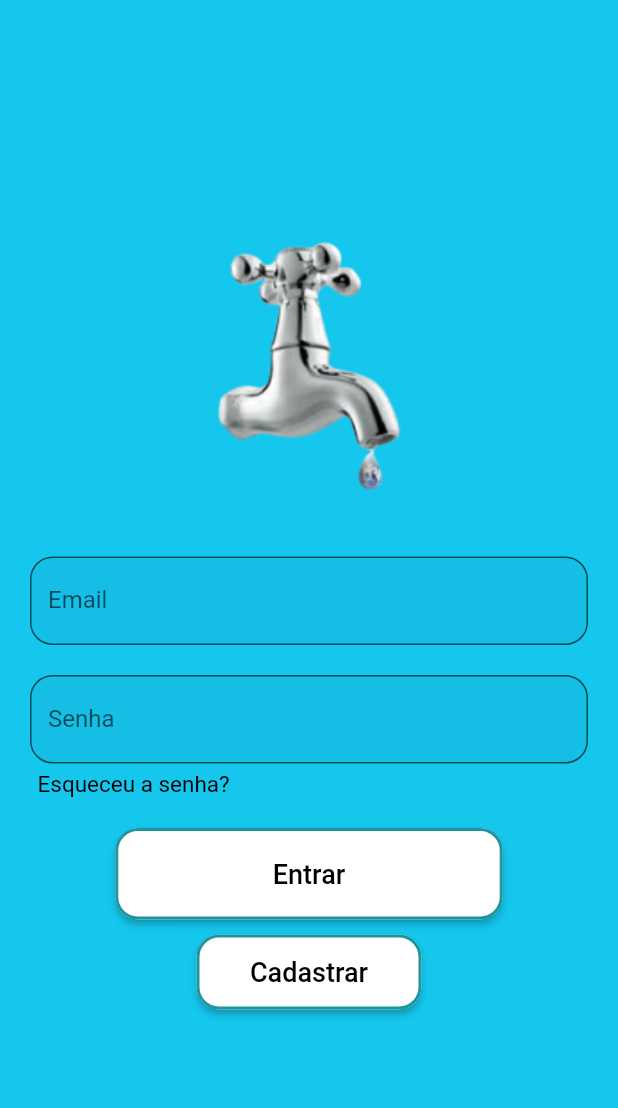
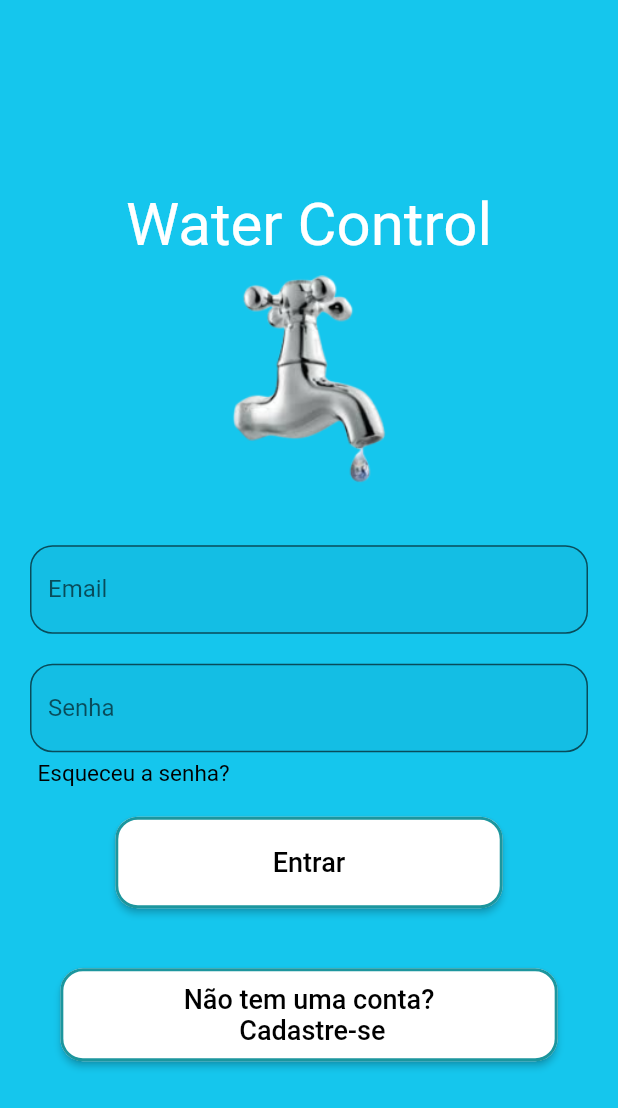
Before and after one commit to HugoOliveiraSoares/WaterControl, a Flutter app: the screen it shows after launch, on a phone screen of 412 x 824 dp. Shown: the top 1108 px of the screen. Run offline on Flutter 3.47's test engine with Material 2 defaults, Android fonts, the phone set to English and light mode, and no system bars; our stand-ins replace sqflite; accounts and stored records are empty; Roboto replaces fonts that are missing (Poppins).

Commit message:
finalização

```diff
--- a/lib/login_page.dart
+++ b/lib/login_page.dart
@@ -27,10 +27,22 @@ class _LoginPageState extends State<LoginPage> {
             mainAxisAlignment: MainAxisAlignment.center,
             children: [
               Container(
+                margin: EdgeInsetsDirectional.only(top: 10),
+                child: Text(
+                  'Water Control',
+                  textAlign: TextAlign.center,
+                  style: TextStyle(
+                      fontSize: 40,
+                      color: Colors.white,
+                      fontFamily: 'Poppins',
+                      fontWeight: FontWeight.w400),
+                ),
+              ),
+              Container(
                 child: Image.asset(
                   'assets/images/torneira.png',
-                  width: 180,
-                  height: 180,
+                  width: 150,
+                  height: 150,
                 ),
                 margin: EdgeInsets.fromLTRB(10, 10, 10, 20),
               ),
@@ -115,13 +127,12 @@ class _LoginPageState extends State<LoginPage> {
                 ),
               ),
               Container(
-                height: 50,
-                width: 150,
+                margin: EdgeInsets.only(top: 30, left: 10, right: 10),
                 child: ElevatedButton(
                   style: ElevatedButton.styleFrom(
                     primary: Color.fromRGBO(255, 255, 255, 1.0),
                     onPrimary: Colors.white,
-                    // padding: EdgeInsets.symmetric(horizontal: 105, vertical: 20),
+                    padding: EdgeInsets.symmetric(horizontal: 80, vertical: 10),
                     shape: RoundedRectangleBorder(
                       borderRadius: BorderRadius.circular(15.0),
                       side: BorderSide(
@@ -132,7 +143,8 @@ class _LoginPageState extends State<LoginPage> {
                     Navigator.of(context).pushNamed(Routes.CADASTRO);
                   },
                   child: Text(
-                    'Cadastrar',
+                    'Não tem uma conta? \n Cadastre-se',
+                    textAlign: TextAlign.center,
                     style: TextStyle(
                       fontSize: 18,
                       color: Colors.black,
--- a/lib/registro_page.dart
+++ b/lib/registro_page.dart
@@ -70,7 +70,7 @@ class _RegistroPageState extends State<RegistroPage> {
               ),
               Container(
                 child: Image.asset(
-                  'assets/images/Hidrometro.png',
+                  'assets/images/Hidrometro.jpg',
                   height: 400,
                 ),
               ),
--- a/lib/usuarioBD.dart
+++ b/lib/usuarioBD.dart
@@ -62,8 +62,6 @@ class UsuarioBD {
         "email TEXT,"
         "senha TEXT"
         ");");
-
-    insertUsuario(Usuario(email: 'teste@teste.com', senha: '1234'));
   }
 
   void dropTable() async {
```
Also changed, not shown: pubspec.yaml (+4 -4 lines), assets/fonts/Poppins-Bold.ttf (added), assets/fonts/Poppins-Light.ttf (added).
